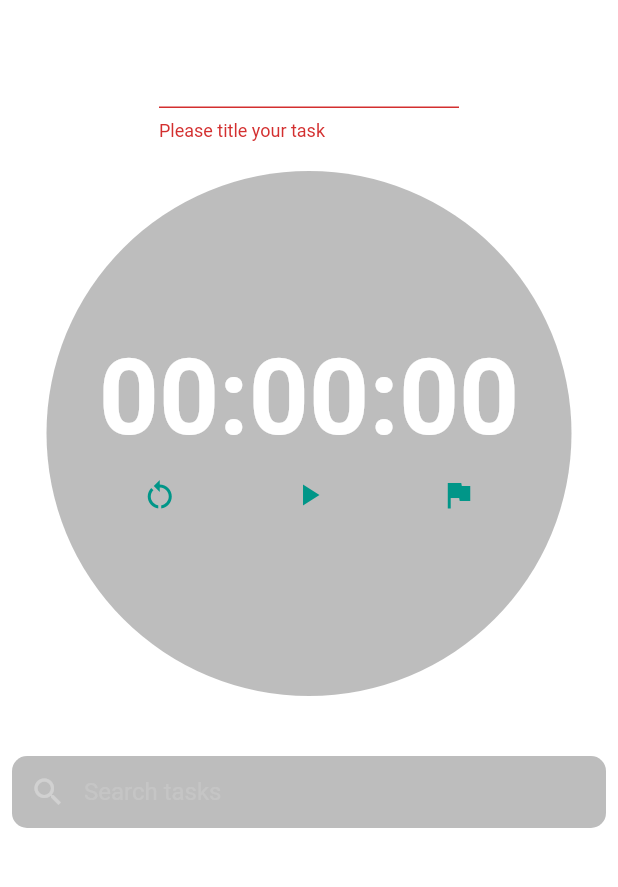
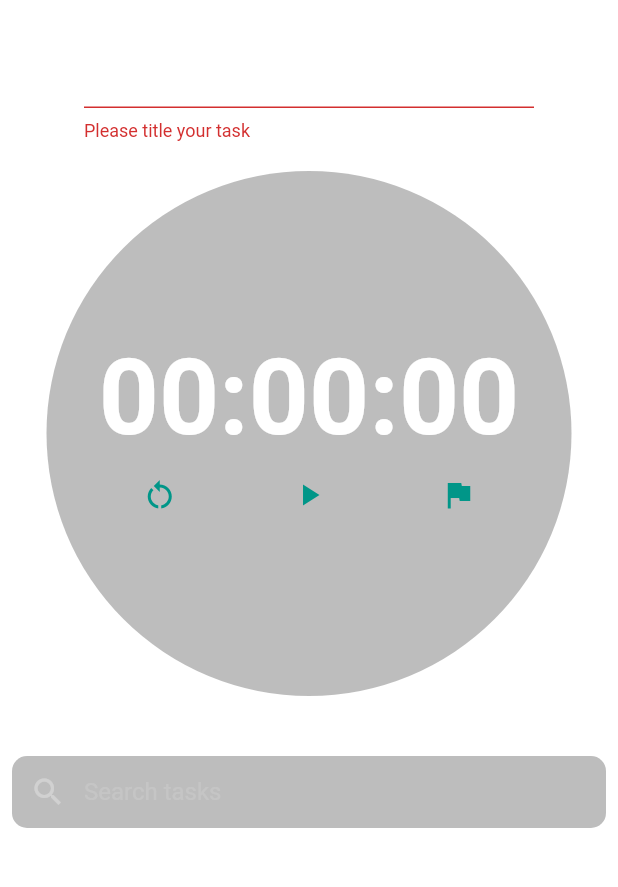
Before and after one commit to jentaruno/taskwatch, a Flutter app: the screen it shows after launch, after a tap on the "play arrow" icon, on a phone screen of 412 x 824 dp, the part 66-953 px from its top. Run offline on Flutter 3.47's test engine with Material 2 defaults, Android fonts, the phone set to English and light mode, and no system bars; our stand-ins replace sqflite; accounts and stored records are empty.

Commit message:
Fixed weak problems

```diff
--- a/lib/main.dart
+++ b/lib/main.dart
@@ -22,13 +22,13 @@ class MyApp extends StatelessWidget {
       title: 'TaskWatch',
       theme: ThemeData(
           brightness: Brightness.dark,
-          primaryIconTheme: IconThemeData(color: Colors.teal),
+          primaryIconTheme: const IconThemeData(color: Colors.teal),
           primaryColor: Colors.teal,
           primarySwatch: Colors.teal,
           canvasColor: Colors.white10),
       initialRoute: "/",
       routes: {
-        '/': (context) => HomeApp(),
+        '/': (context) => const HomeApp(),
       },
     );
   }
--- a/lib/providers/tasks.dart
+++ b/lib/providers/tasks.dart
@@ -25,7 +25,7 @@ class Task {
   Task({this.id, required this.title, String? time}) {
     if (time != null) {
       times.add(time);
-    };
+    }
     dates.add(getTodayDate());
   }
 
--- a/lib/providers/tasks_provider.dart
+++ b/lib/providers/tasks_provider.dart
@@ -4,11 +4,9 @@ import 'tasks.dart';
 
 class TasksProvider with ChangeNotifier {
   List<Task> _taskList = [];
-  int _num = 1;
 
   List<Task> get taskList => _taskList;
   int get length => _taskList.length;
-  String get num => _num.toString();
 
   TasksProvider() {
     loadTasks();
--- a/lib/screens/home_screen.dart
+++ b/lib/screens/home_screen.dart
@@ -11,7 +11,14 @@ class HomeApp extends StatelessWidget {
 
   @override
   Widget build(BuildContext context) {
-    return Scaffold(
+    return GestureDetector(
+        onTap: () {
+      FocusScopeNode currentFocus = FocusScope.of(context);
+      if (!currentFocus.hasPrimaryFocus) {
+        currentFocus.unfocus();
+      }
+    },
+    child: Scaffold(
         appBar: AppBar(
           backgroundColor: Colors.transparent,
           elevation: 0,
@@ -43,14 +50,14 @@ class HomeApp extends StatelessWidget {
                       taskList: context.watch<TasksProvider>().taskList,
                     )
                   ],
-                ))));
+                )))));
   }
 }
 
 class TimeGrid extends StatefulWidget {
   final List<Task> taskList;
 
-  TimeGrid({Key? key, required this.taskList}) : super(key: key);
+  const TimeGrid({Key? key, required this.taskList}) : super(key: key);
 
   @override
   State<TimeGrid> createState() => _TimeGridState();
@@ -103,7 +110,7 @@ class _TimeGridState extends State<TimeGrid> {
         ],
         child:
         isLoading
-            ? CircularProgressIndicator()
+            ? const CircularProgressIndicator()
             :
         Column(children: [
           TextField(
@@ -111,7 +118,7 @@ class _TimeGridState extends State<TimeGrid> {
                 focusNode: _textFocusNode,
                 cursorColor: Colors.white,
                 decoration: InputDecoration(
-                    contentPadding: EdgeInsets.only(top: 5.0, bottom: 5.0),
+                    contentPadding: const EdgeInsets.only(top: 5.0, bottom: 5.0),
                     prefixIcon: const Icon(Icons.search),
                     prefixIconColor: Colors.white30,
                     hintText: "Search tasks",
@@ -133,17 +140,18 @@ class _TimeGridState extends State<TimeGrid> {
                   });
                 },
               ),
-          SizedBox(height: 10),
+          const SizedBox(height: 10),
           _searchQuery.text.isNotEmpty && itemsListSearch.isEmpty
               ? const Text("No results found")
               : GridView.builder(
               gridDelegate: const SliverGridDelegateWithMaxCrossAxisExtent(
                 maxCrossAxisExtent: 300,
-                childAspectRatio: (2 / 1),
+                childAspectRatio: (5 / 3),
                 crossAxisSpacing: 10,
                 mainAxisSpacing: 10,
               ),
               shrinkWrap: true,
+              physics: const NeverScrollableScrollPhysics(),
               itemCount: _searchQuery.text.isNotEmpty
                   ? itemsListSearch.length
                   : itemsList.length,
@@ -200,8 +208,6 @@ class Stopwatch extends StatefulWidget {
 class _StopwatchState extends State<Stopwatch> {
   final stopwatchNameInput = TextEditingController();
   final _formKey = GlobalKey<FormState>();
-
-  String placeholder = "Edit task title";
 
   int seconds = 0, minutes = 0, hours = 0;
   String digitSeconds = "00", digitMinutes = "00", digitHours = "00";
@@ -293,28 +299,32 @@ class _StopwatchState extends State<Stopwatch> {
       child: Column(
         children: [
           SizedBox(
-            width: 200.0,
+            width: 300.0,
+
             child: Form(
               key: _formKey,
               child: TextFormField(
-                style: TextStyle(fontSize: 24.0),
+                style: const TextStyle(fontSize: 24.0),
                 onEditingComplete: preventEmpty,
                 validator: (value) {
                   if (value == null || value.isEmpty) {
                     return "Please title your task";
                   }
+                  if (value.length > 30) {
+                    return "Title is 30 characters max";
+                  }
                   return null;
                 },
-                decoration: InputDecoration(
+                decoration: const InputDecoration(
                     focusColor: Colors.white,
-                    enabledBorder: const UnderlineInputBorder(
+                    enabledBorder: UnderlineInputBorder(
                       borderSide: BorderSide.none,
                     ),
-                    focusedBorder: const UnderlineInputBorder(
+                    focusedBorder: UnderlineInputBorder(
                       borderSide: BorderSide.none,
                     ),
-                    hintText: placeholder,
-                    hintStyle: const TextStyle(color: Colors.white12)),
+                    hintText: "Edit task title",
+                    hintStyle: TextStyle(color: Colors.white12)),
                 textAlign: TextAlign.center,
                 controller: stopwatchNameInput,
               ),
```
Also changed, not shown: lib/screens/task_screen.dart (+12 -5 lines).
